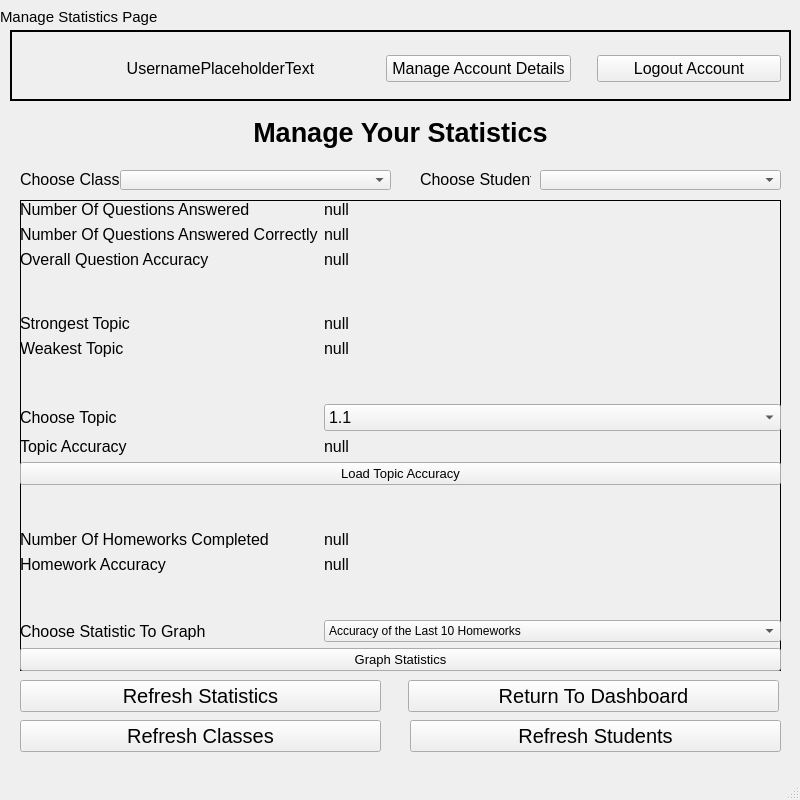
Before: the Qt Designer form ui files/teacherStatisticsPage.ui in BXRSRUDIOS/a-level-coursework-project, drawn with Qt 5.
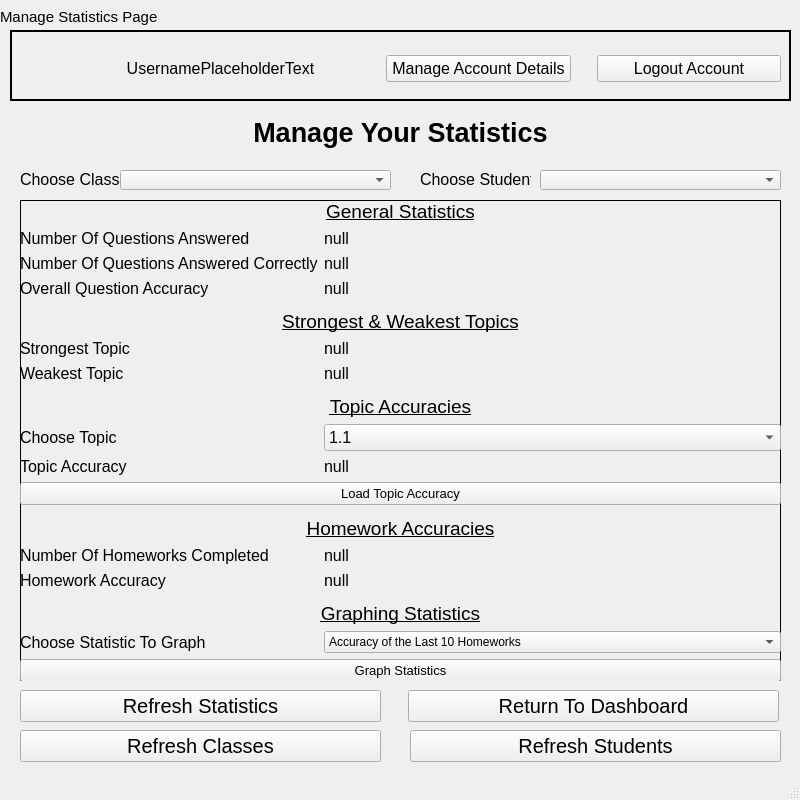
After: the same form once the commit is applied. Icons and pictures are not drawn.

The edit to the form file:
```diff
--- a/ui files/teacherStatisticsPage.ui
+++ b/ui files/teacherStatisticsPage.ui
@@ -251,7 +251,7 @@
       <x>20</x>
       <y>200</y>
       <width>761</width>
-      <height>471</height>
+      <height>481</height>
      </rect>
     </property>
     <property name="frameShape">
@@ -266,11 +266,30 @@
        <x>0</x>
        <y>0</y>
        <width>761</width>
-       <height>471</height>
+       <height>482</height>
       </rect>
      </property>
      <layout class="QFormLayout" name="formLayout_2">
-      <item row="0" column="0">
+      <item row="0" column="0" colspan="2">
+       <widget class="QLabel" name="label_13">
+        <property name="font">
+         <font>
+          <pointsize>14</pointsize>
+          <underline>true</underline>
+         </font>
+        </property>
+        <property name="layoutDirection">
+         <enum>Qt::LeftToRight</enum>
+        </property>
+        <property name="text">
+         <string>General Statistics</string>
+        </property>
+        <property name="alignment">
+         <set>Qt::AlignCenter</set>
+        </property>
+       </widget>
+      </item>
+      <item row="1" column="0">
        <widget class="QLabel" name="label">
         <property name="font">
          <font>
@@ -282,7 +301,7 @@
         </property>
        </widget>
       </item>
-      <item row="0" column="1">
+      <item row="1" column="1">
        <widget class="QLabel" name="noQuestionsAnswered">
         <property name="font">
          <font>
@@ -294,7 +313,7 @@
         </property>
        </widget>
       </item>
-      <item row="1" column="0">
+      <item row="2" column="0">
        <widget class="QLabel" name="label_2">
         <property name="font">
          <font>
@@ -306,7 +325,7 @@
         </property>
        </widget>
       </item>
-      <item row="1" column="1">
+      <item row="2" column="1">
        <widget class="QLabel" name="noQuestionsAnsweredCorrectly">
         <property name="font">
          <font>
@@ -318,7 +337,7 @@
         </property>
        </widget>
       </item>
-      <item row="2" column="0">
+      <item row="3" column="0">
        <widget class="QLabel" name="label_5">
         <property name="font">
          <font>
@@ -330,7 +349,7 @@
         </property>
        </widget>
       </item>
-      <item row="2" column="1">
+      <item row="3" column="1">
        <widget class="QLabel" name="overallQuestionAccuracy">
         <property name="font">
          <font>
@@ -342,7 +361,39 @@
         </property>
        </widget>
       </item>
-      <item row="4" column="0">
+      <item row="4" column="0" colspan="2">
+       <spacer name="verticalSpacer_2">
+        <property name="orientation">
+         <enum>Qt::Vertical</enum>
+        </property>
+        <property name="sizeHint" stdset="0">
+         <size>
+          <width>20</width>
+          <height>40</height>
+         </size>
+        </property>
+       </spacer>
+      </item>
+      <item row="5" column="0" colspan="2">
+       <widget class="QLabel" name="label_14">
+        <property name="font">
+         <font>
+          <pointsize>14</pointsize>
+          <underline>true</underline>
+         </font>
+        </property>
+        <property name="layoutDirection">
+         <enum>Qt::LeftToRight</enum>
+        </property>
+        <property name="text">
+         <string>Strongest &amp; Weakest Topics</string>
+        </property>
+        <property name="alignment">
+         <set>Qt::AlignCenter</set>
+        </property>
+       </widget>
+      </item>
+      <item row="6" column="0">
        <widget class="QLabel" name="label_6">
         <property name="font">
          <font>
@@ -354,7 +405,7 @@
         </property>
        </widget>
       </item>
-      <item row="4" column="1">
+      <item row="6" column="1">
        <widget class="QLabel" name="strongestTopic">
         <property name="font">
          <font>
@@ -366,7 +417,7 @@
         </property>
        </widget>
       </item>
-      <item row="5" column="0">
+      <item row="7" column="0">
        <widget class="QLabel" name="label_7">
         <property name="font">
          <font>
@@ -378,7 +429,7 @@
         </property>
        </widget>
       </item>
-      <item row="5" column="1">
+      <item row="7" column="1">
        <widget class="QLabel" name="weakestTopic">
         <property name="font">
          <font>
@@ -390,7 +441,39 @@
         </property>
        </widget>
       </item>
-      <item row="7" column="0">
+      <item row="8" column="0" colspan="2">
+       <spacer name="verticalSpacer_3">
+        <property name="orientation">
+         <enum>Qt::Vertical</enum>
+        </property>
+        <property name="sizeHint" stdset="0">
+         <size>
+          <width>20</width>
+          <height>40</height>
+         </size>
+        </property>
+       </spacer>
+      </item>
+      <item row="9" column="0" colspan="2">
+       <widget class="QLabel" name="label_15">
+        <property name="font">
+         <font>
+          <pointsize>14</pointsize>
+          <underline>true</underline>
+         </font>
+        </property>
+        <property name="layoutDirection">
+         <enum>Qt::LeftToRight</enum>
+        </property>
+        <property name="text">
+         <string>Topic Accuracies</string>
+        </property>
+        <property name="alignment">
+         <set>Qt::AlignCenter</set>
+        </property>
+       </widget>
+      </item>
+      <item row="10" column="0">
        <widget class="QLabel" name="label_8">
         <property name="font">
          <font>
@@ -402,7 +485,7 @@
         </property>
        </widget>
       </item>
-      <item row="7" column="1">
+      <item row="10" column="1">
        <widget class="QComboBox" name="chooseTopicComboBox">
         <property name="font">
          <font>
@@ -466,7 +549,7 @@
         </item>
        </widget>
       </item>
-      <item row="8" column="0">
+      <item row="11" column="0">
        <widget class="QLabel" name="label_9">
         <property name="font">
          <font>
@@ -478,7 +561,7 @@
         </property>
        </widget>
       </item>
-      <item row="8" column="1">
+      <item row="11" column="1">
        <widget class="QLabel" name="topicAccuracy">
         <property name="font">
          <font>
@@ -490,7 +573,51 @@
         </property>
        </widget>
       </item>
-      <item row="11" column="0">
+      <item row="12" column="0" colspan="2">
+       <widget class="QPushButton" name="loadTopicAccuracyButton">
+        <property name="font">
+         <font>
+          <pointsize>10</pointsize>
+         </font>
+        </property>
+        <property name="text">
+         <string>Load Topic Accuracy</string>
+        </property>
+       </widget>
+      </item>
+      <item row="13" column="0" colspan="2">
+       <spacer name="verticalSpacer_4">
+        <property name="orientation">
+         <enum>Qt::Vertical</enum>
+        </property>
+        <property name="sizeHint" stdset="0">
+         <size>
+          <width>20</width>
+          <height>40</height>
+         </size>
+        </property>
+       </spacer>
+      </item>
+      <item row="14" column="0" colspan="2">
+       <widget class="QLabel" name="label_16">
+        <property name="font">
+         <font>
+          <pointsize>14</pointsize>
+          <underline>true</underline>
+         </font>
+        </property>
+        <property name="layoutDirection">
+         <enum>Qt::LeftToRight</enum>
+        </property>
+        <property name="text">
+         <string>Homework Accuracies</string>
+        </property>
+        <property name="alignment">
+         <set>Qt::AlignCenter</set>
+        </property>
+       </widget>
+      </item>
+      <item row="15" column="0">
        <widget class="QLabel" name="label_10">
         <property name="font">
          <font>
@@ -502,7 +629,7 @@
         </property>
        </widget>
       </item>
-      <item row="11" column="1">
+      <item row="15" column="1">
        <widget class="QLabel" name="noHomeworksCompleted">
         <property name="font">
          <font>
@@ -514,7 +641,7 @@
         </property>
        </widget>
       </item>
-      <item row="12" column="0">
+      <item row="16" column="0">
        <widget class="QLabel" name="label_11">
         <property name="font">
          <font>
@@ -526,7 +653,7 @@
         </property>
        </widget>
       </item>
-      <item row="12" column="1">
+      <item row="16" column="1">
        <widget class="QLabel" name="homeworkAccuracy">
         <property name="font">
          <font>
@@ -538,7 +665,20 @@
         </property>
        </widget>
       </item>
-      <item row="14" column="0">
+      <item row="17" column="0" colspan="2">
+       <spacer name="verticalSpacer_5">
+        <property name="orientation">
+         <enum>Qt::Vertical</enum>
+        </property>
+        <property name="sizeHint" stdset="0">
+         <size>
+          <width>20</width>
+          <height>40</height>
+         </size>
+        </property>
+       </spacer>
+      </item>
+      <item row="19" column="0">
        <widget class="QLabel" name="label_12">
         <property name="font">
          <font>
@@ -550,7 +690,7 @@
         </property>
        </widget>
       </item>
-      <item row="14" column="1">
+      <item row="19" column="1">
        <widget class="QComboBox" name="chooseGraphStatComboBox">
         <item>
          <property name="text">
@@ -579,59 +719,7 @@
         </item>
        </widget>
       </item>
-      <item row="3" column="0" colspan="2">
-       <spacer name="verticalSpacer_2">
-        <property name="orientation">
-         <enum>Qt::Vertical</enum>
-        </property>
-        <property name="sizeHint" stdset="0">
-         <size>
-          <width>20</width>
-          <height>40</height>
-         </size>
-        </property>
-       </spacer>
-      </item>
-      <item row="6" column="0" colspan="2">
-       <spacer name="verticalSpacer_3">
-        <property name="orientation">
-         <enum>Qt::Vertical</enum>
-        </property>
-        <property name="sizeHint" stdset="0">
-         <size>
-          <width>20</width>
-          <height>40</height>
-         </size>
-        </property>
-       </spacer>
-      </item>
-      <item row="10" column="0" colspan="2">
-       <spacer name="verticalSpacer_4">
-        <property name="orientation">
-         <enum>Qt::Vertical</enum>
-        </property>
-        <property name="sizeHint" stdset="0">
-         <size>
-          <width>20</width>
-          <height>40</height>
-         </size>
-        </property>
-       </spacer>
-      </item>
-      <item row="13" column="0" colspan="2">
-       <spacer name="verticalSpacer_5">
-        <property name="orientation">
-         <enum>Qt::Vertical</enum>
-        </property>
-        <property name="sizeHint" stdset="0">
-         <size>
-          <width>20</width>
-          <height>40</height>
-         </size>
-        </property>
-       </spacer>
-      </item>
-      <item row="15" column="0" colspan="2">
+      <item row="20" column="0" colspan="2">
        <widget class="QPushButton" name="graphStatisticsButton">
         <property name="font">
          <font>
@@ -643,15 +731,22 @@
         </property>
        </widget>
       </item>
-      <item row="9" column="0" colspan="2">
-       <widget class="QPushButton" name="loadTopicAccuracyButton">
+      <item row="18" column="0" colspan="2">
+       <widget class="QLabel" name="label_17">
         <property name="font">
          <font>
-          <pointsize>10</pointsize>
+          <pointsize>14</pointsize>
+          <underline>true</underline>
          </font>
         </property>
+        <property name="layoutDirection">
+         <enum>Qt::LeftToRight</enum>
+        </property>
         <property name="text">
-         <string>Load Topic Accuracy</string>
+         <string>Graphing Statistics</string>
+        </property>
+        <property name="alignment">
+         <set>Qt::AlignCenter</set>
         </property>
        </widget>
       </item>
@@ -718,7 +813,7 @@
     <property name="geometry">
      <rect>
       <x>20</x>
-      <y>680</y>
+      <y>690</y>
       <width>361</width>
       <height>32</height>
      </rect>
@@ -736,7 +831,7 @@
     <property name="geometry">
      <rect>
       <x>408</x>
-      <y>680</y>
+      <y>690</y>
       <width>371</width>
       <height>32</height>
      </rect>
@@ -754,7 +849,7 @@
     <property name="geometry">
      <rect>
       <x>20</x>
-      <y>720</y>
+      <y>730</y>
       <width>361</width>
       <height>32</height>
      </rect>
@@ -772,7 +867,7 @@
     <property name="geometry">
      <rect>
       <x>410</x>
-      <y>720</y>
+      <y>730</y>
       <width>371</width>
       <height>32</height>
      </rect>
```
